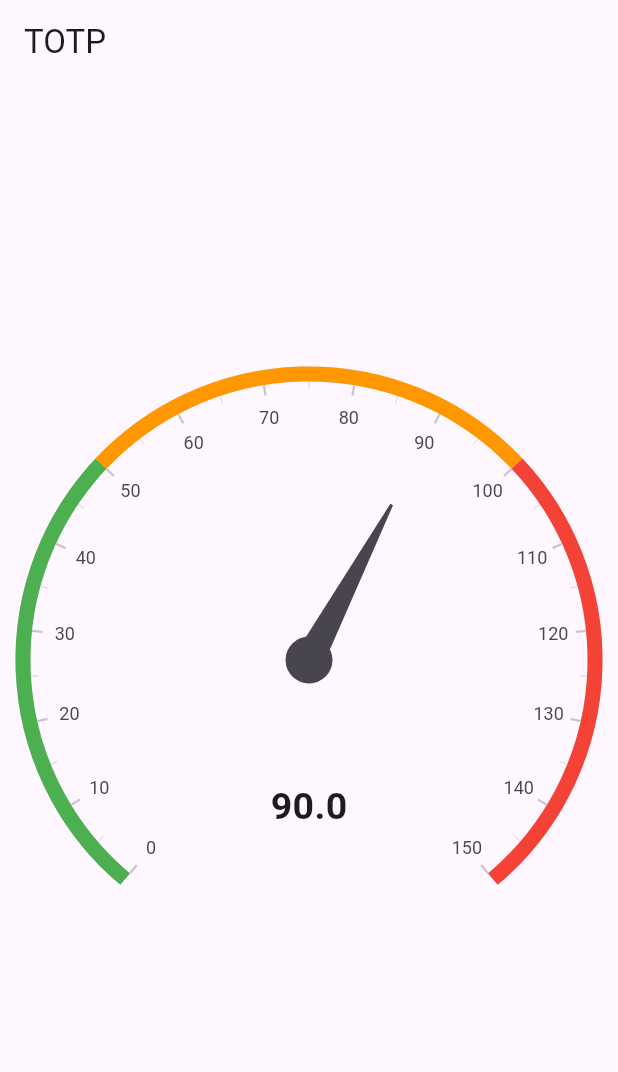
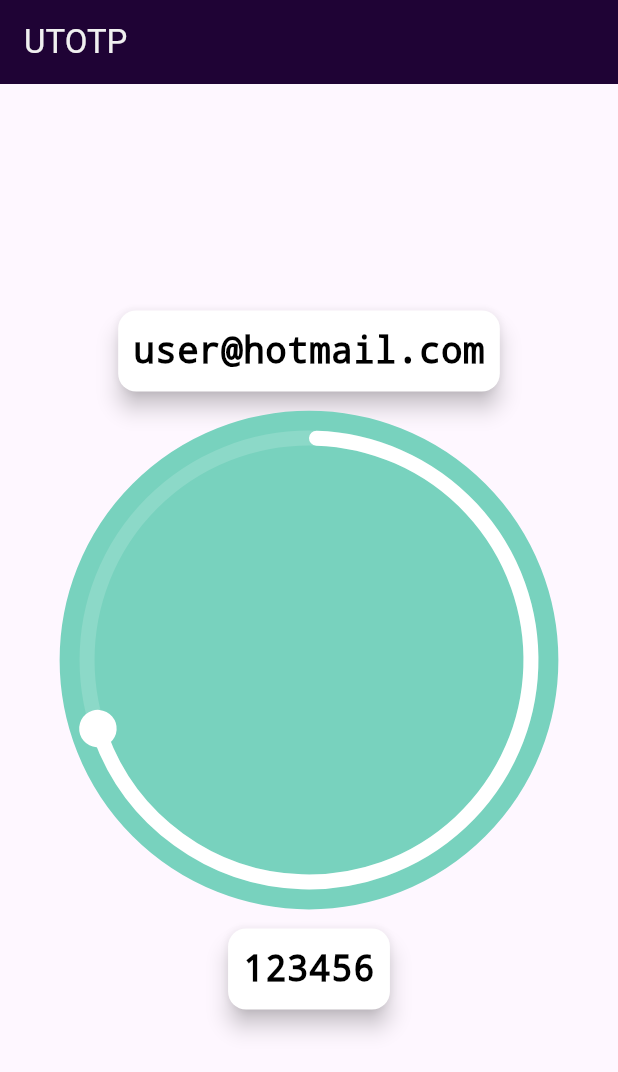
Before and after one commit to qxth/UTOTP, a Flutter app: the screen it shows after launch, on a phone screen of 412 x 824 dp. Shown: the top 1072 px of the screen. Run offline on Flutter 3.47's test engine with Material 3 defaults, Android fonts, the phone set to English and light mode, and no system bars; drawn by our look-alikes of syncfusion_flutter_gauges.

Commit message:
docs:  comandos para subir archivos a emulador y viceversa
feat(ui): diseños de tarjeta, paleta de colores y temporizador

```diff
--- a/lib/main.dart
+++ b/lib/main.dart
@@ -1,5 +1,5 @@
 import 'package:flutter/material.dart';
-import 'package:totp_unix/views/temporizador_view.dart';
+import 'package:totp_unix/views/inicio_view.dart';
 
 void main() {
   runApp(const UTOTPApp());
@@ -16,7 +16,7 @@ class UTOTPApp extends StatelessWidget {
         colorScheme: ColorScheme.fromSeed(seedColor: Colors.deepPurple),
       ),
       debugShowCheckedModeBanner: false,
-      home: TemporizadorView(),
+      home: InicioView(),
     );
   }
 }
--- /dev/null
+++ b/lib/ui/cuenta_tarjeta.dart
@@ -0,0 +1,59 @@
+import 'package:flutter/material.dart';
+
+class CuentaTarjeta extends StatelessWidget {
+  const CuentaTarjeta({super.key});
+
+  @override
+  Widget build(BuildContext context) {
+    return Center(
+      child: Card(
+        shape: RoundedRectangleBorder(borderRadius: BorderRadius.circular(20)),
+        elevation: 8,
+        color:
+            Theme.of(context).brightness == Brightness.dark
+                ? Colors.grey[900]
+                : Colors.white,
+        child: Padding(
+          padding: const EdgeInsets.all(20.0),
+          child: Row(
+            mainAxisSize: MainAxisSize.min,
+            children: [
+              // Logo GitHub
+              CircleAvatar(
+                radius: 30,
+                backgroundColor: Colors.transparent,
+                backgroundImage: NetworkImage(
+                  'https://cdn-icons-png.flaticon.com/512/25/25231.png',
+                ),
+              ),
+              const SizedBox(width: 20),
+              // Información
+              Column(
+                crossAxisAlignment: CrossAxisAlignment.start,
+                children: const [
+                  Text(
+                    'GITHUB',
+                    style: TextStyle(
+                      fontSize: 20,
+                      fontWeight: FontWeight.bold,
+                      color: Colors.black,
+                    ),
+                  ),
+                  SizedBox(height: 5),
+                  Text(
+                    'Cuenta:',
+                    style: TextStyle(fontSize: 14, color: Colors.grey),
+                  ),
+                  Text(
+                    'correo@hotmail.com',
+                    style: TextStyle(fontSize: 14, color: Colors.black87),
+                  ),
+                ],
+              ),
+            ],
+          ),
+        ),
+      ),
+    );
+  }
+}
--- /dev/null
+++ b/lib/ui/tarjeta.dart
@@ -0,0 +1,39 @@
+import 'package:flutter/material.dart';
+
+class Tarjeta extends StatelessWidget {
+  final String text;
+
+  const Tarjeta({super.key, required this.text});
+
+  @override
+  Widget build(BuildContext context) {
+    return IntrinsicWidth(
+      child: Card(
+        shape: RoundedRectangleBorder(borderRadius: BorderRadius.circular(12)),
+        elevation: 6,
+        color:
+        Theme.of(context).brightness == Brightness.dark
+            ? Colors.grey[800]
+            : Colors.white,
+        child: Padding(
+          padding: const EdgeInsets.all(10.0),
+          child: Center(
+            child: Text(
+              text,
+              style: TextStyle(
+                fontSize: 24,
+                fontFamily: 'Courier',
+                fontWeight: FontWeight.bold,
+                color:
+                Theme.of(context).brightness == Brightness.dark
+                    ? Colors.white
+                    : Colors.black,
+              ),
+              textAlign: TextAlign.center,
+            ),
+          ),
+        ),
+      ),
+    );
+  }
+}
--- /dev/null
+++ b/lib/ui/temporizador.dart
@@ -0,0 +1,70 @@
+import 'package:flutter/material.dart';
+import 'package:syncfusion_flutter_gauges/gauges.dart';
+import 'package:totp_unix/ui/utils/paleta.dart';
+
+class Temporizador extends StatefulWidget {
+  const Temporizador({super.key});
+
+  @override
+  State<Temporizador> createState() => _TemporizadorState();
+}
+
+class _TemporizadorState extends State<Temporizador> {
+  @override
+  Widget build(BuildContext context) {
+    return SfRadialGauge(
+      axes: [
+        RadialAxis(
+          showLabels: false,
+          showTicks: false,
+          minimum: 0,
+          maximum: 100,
+          startAngle: 270,
+          endAngle: 270,
+          axisLineStyle: AxisLineStyle(
+            thickness: 1,
+            color: Paleta.turquesa,
+            thicknessUnit: GaugeSizeUnit.factor,
+          ),
+          pointers: [
+            RangePointer(
+              value: 100,
+              width: 0.06,
+              color: Paleta.blanco_015,
+              pointerOffset: 0.08,
+              cornerStyle: CornerStyle.bothCurve,
+              sizeUnit: GaugeSizeUnit.factor,
+            ),
+            RangePointer(
+              value: 70,
+              width: 0.06,
+              color: Colors.white,
+              pointerOffset: 0.08,
+              cornerStyle: CornerStyle.bothCurve,
+              sizeUnit: GaugeSizeUnit.factor,
+            ),
+            MarkerPointer(
+              value: 70,
+              markerType: MarkerType.circle,
+              color: Colors.white,
+              markerWidth: 25,
+              markerHeight: 25,
+              offsetUnit: GaugeSizeUnit.factor,
+              markerOffset: -0.39,
+            ),
+            MarkerPointer(
+              text: '00:00',
+              markerOffset: 82,
+              textStyle: GaugeTextStyle(
+                color: Paleta.darkTeal,
+                fontSize: 40,
+                fontWeight: FontWeight.w500,
+              ),
+              markerType: MarkerType.text,
+            ),
+          ],
+        ),
+      ],
+    );
+  }
+}
--- /dev/null
+++ b/lib/ui/utils/paleta.dart
@@ -0,0 +1,10 @@
+import 'dart:ui';
+
+class Paleta {
+  static const Color turquesa = Color.fromRGBO(120, 210, 190, 1);
+  static const Color darkPurple = Color.fromRGBO(31, 3, 53, 1);
+  static const Color darkTeal = Color.fromRGBO(47, 57, 57, 1);
+
+  static const Color lightGray = Color.fromRGBO(240, 240, 240, 1);
+  static const Color blanco_015 = Color.fromRGBO(255, 255, 255, 0.15);
+}
--- /dev/null
+++ b/lib/views/inicio_view.dart
@@ -0,0 +1,35 @@
+import 'package:flutter/material.dart';
+import 'package:totp_unix/ui/tarjeta.dart';
+import 'package:totp_unix/ui/temporizador.dart';
+import 'package:totp_unix/ui/utils/paleta.dart';
+import 'package:totp_unix/ui/cuenta_tarjeta.dart';
+
+class InicioView extends StatefulWidget {
+  const InicioView({super.key});
+
+  @override
+  State<InicioView> createState() => _InicioViewState();
+}
+
+class _InicioViewState extends State<InicioView> {
+  @override
+  Widget build(BuildContext context) {
+    return Scaffold(
+      appBar: AppBar(
+        title: Text('UTOTP'),
+        backgroundColor: Paleta.darkPurple,
+        foregroundColor: Paleta.lightGray,
+        automaticallyImplyLeading: true,
+      ),
+      body: Column(
+        mainAxisAlignment: MainAxisAlignment.center,
+        crossAxisAlignment: CrossAxisAlignment.center,
+        children: [
+          Tarjeta(text: 'user@hotmail.com'),
+          Temporizador(),
+          Tarjeta(text: '123456'),
+        ],
+      ),
+    );
+  }
+}
--- a/lib/views/temporizador_view.dart
+++ /dev/null
@@ -1,44 +0,0 @@
-import 'package:flutter/material.dart';
-import 'package:syncfusion_flutter_gauges/gauges.dart';
-
-class TemporizadorView extends StatefulWidget {
-  const TemporizadorView({super.key});
-
-  @override
-  State<TemporizadorView> createState() => _TemporizadorViewState();
-}
-
-class _TemporizadorViewState extends State<TemporizadorView> {
-  @override
-  Widget build(BuildContext context) {
-    return Scaffold(
-      appBar: AppBar(title: const Text('TOTP')),
-      body: Center(
-        child: SfRadialGauge(
-          axes: <RadialAxis>[
-            RadialAxis(
-              minimum: 0,
-              maximum: 150,
-              ranges: <GaugeRange>[
-                GaugeRange(startValue: 0, endValue: 50, color: Colors.green),
-                GaugeRange(startValue: 50, endValue: 100, color: Colors.orange),
-                GaugeRange(startValue: 100, endValue: 150, color: Colors.red),
-              ],
-              pointers: <GaugePointer>[NeedlePointer(value: 90)],
-              annotations: <GaugeAnnotation>[
-                GaugeAnnotation(
-                  widget: Text(
-                    '90.0',
-                    style: TextStyle(fontSize: 25, fontWeight: FontWeight.bold),
-                  ),
-                  angle: 90,
-                  positionFactor: 0.5,
-                ),
-              ],
-            ),
-          ],
-        ),
-      ),
-    );
-  }
-}
```
Also changed, not shown: 1 other file.
